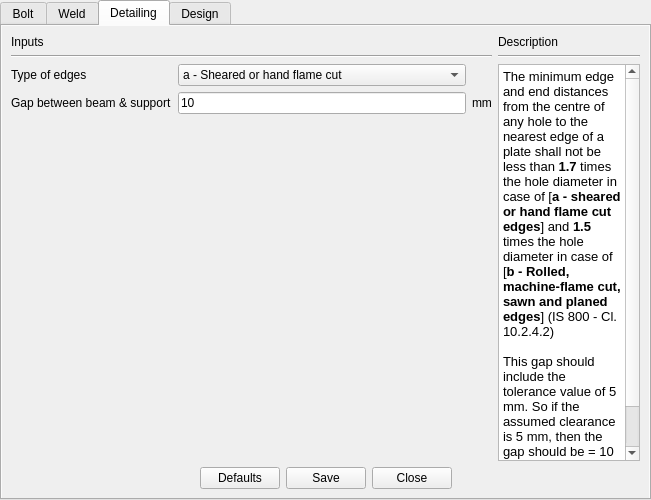
First picture: the form in Connections/Shear/Finplate/design_preferences.ui, repository GreatDevelopers/osdag-core, before the edit.
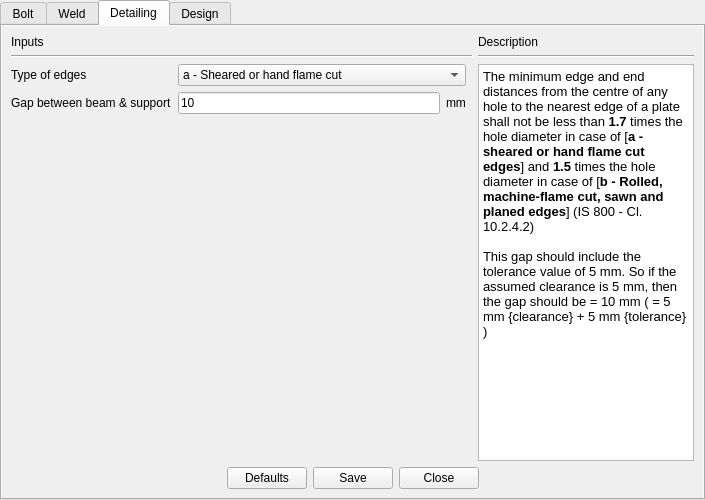
Second picture: the form after the edit. The open tabs and pages were chosen to show the change.

Commit message: Feat: Add design_preference ui file

```diff
--- a/Connections/Shear/Finplate/design_preferences.ui
+++ b/Connections/Shear/Finplate/design_preferences.ui
@@ -7,7 +7,7 @@
    <rect>
     <x>0</x>
     <y>0</y>
-    <width>651</width>
+    <width>705</width>
     <height>500</height>
    </rect>
   </property>
@@ -24,7 +24,13 @@
    <bool>true</bool>
   </property>
   <property name="currentIndex">
-   <number>0</number>
+   <number>2</number>
+  </property>
+  <property name="elideMode">
+   <enum>Qt::ElideNone</enum>
+  </property>
+  <property name="movable">
+   <bool>true</bool>
   </property>
   <widget class="QWidget" name="BoltTab">
    <property name="autoFillBackground">
@@ -502,53 +508,50 @@
    </attribute>
    <layout class="QGridLayout" name="gridLayout_16">
     <item row="0" column="0">
-     <widget class="QLabel" name="label_38">
-      <property name="text">
-       <string>Inputs</string>
-      </property>
-     </widget>
-    </item>
-    <item row="0" column="1" rowspan="4">
      <layout class="QGridLayout" name="gridLayout_9">
-      <item row="2" column="1">
-       <widget class="QTextBrowser" name="textBrowser_detailingDescription">
-        <property name="html">
-         <string>&lt;!DOCTYPE HTML PUBLIC &quot;-//W3C//DTD HTML 4.0//EN&quot; &quot;http://www.w3.org/TR/REC-html40/strict.dtd&quot;&gt;
-&lt;html&gt;&lt;head&gt;&lt;meta name=&quot;qrichtext&quot; content=&quot;1&quot; /&gt;&lt;style type=&quot;text/css&quot;&gt;
-p, li { white-space: pre-wrap; }
-&lt;/style&gt;&lt;/head&gt;&lt;body style=&quot; font-family:'Ubuntu'; font-size:11pt; font-weight:400; font-style:normal;&quot;&gt;
-&lt;p style=&quot; margin-top:0px; margin-bottom:0px; margin-left:0px; margin-right:0px; -qt-block-indent:0; text-indent:0px;&quot;&gt;&lt;span style=&quot; font-family:'Calibri'; font-size:10pt; vertical-align:middle;&quot;&gt;The minimum edge and end distances from the centre of any hole to the nearest edge of a plate shall not be less than &lt;/span&gt;&lt;span style=&quot; font-family:'Calibri'; font-size:10pt; font-weight:600; vertical-align:middle;&quot;&gt;1.7 &lt;/span&gt;&lt;span style=&quot; font-family:'Calibri'; font-size:10pt; vertical-align:middle;&quot;&gt;times the hole diameter in case of [&lt;/span&gt;&lt;span style=&quot; font-family:'Calibri'; font-size:10pt; font-weight:600; vertical-align:middle;&quot;&gt;a - sheared or hand flame cut edges&lt;/span&gt;&lt;span style=&quot; font-family:'Calibri'; font-size:10pt; vertical-align:middle;&quot;&gt;] and &lt;/span&gt;&lt;span style=&quot; font-family:'Calibri'; font-size:10pt; font-weight:600; vertical-align:middle;&quot;&gt;1.5 &lt;/span&gt;&lt;span style=&quot; font-family:'Calibri'; font-size:10pt; vertical-align:middle;&quot;&gt;times the hole diameter in case of [&lt;/span&gt;&lt;span style=&quot; font-family:'Calibri'; font-size:10pt; font-weight:600; vertical-align:middle;&quot;&gt;b - Rolled, machine-flame cut, sawn and planed edges&lt;/span&gt;&lt;span style=&quot; font-family:'Calibri'; font-size:10pt; vertical-align:middle;&quot;&gt;] (IS 800 - Cl. 10.2.4.2)&lt;/span&gt;&lt;/p&gt;
-&lt;p style=&quot;-qt-paragraph-type:empty; margin-top:0px; margin-bottom:0px; margin-left:0px; margin-right:0px; -qt-block-indent:0; text-indent:0px; font-family:'Calibri'; font-size:10pt; vertical-align:middle;&quot;&gt;&lt;br /&gt;&lt;/p&gt;
-&lt;p style=&quot; margin-top:0px; margin-bottom:0px; margin-left:0px; margin-right:0px; -qt-block-indent:0; text-indent:0px;&quot;&gt;&lt;span style=&quot; font-family:'Calibri'; font-size:10pt;&quot;&gt;This gap should include the tolerance value of 5 mm. So if the assumed clearance is 5 mm, then the gap should be = 10 mm ( = 5 mm {clearance} + 5 mm {tolerance} )&lt;/span&gt;&lt;/p&gt;&lt;/body&gt;&lt;/html&gt;</string>
+      <item row="0" column="0">
+       <widget class="QLabel" name="label_38">
+        <property name="text">
+         <string>Inputs</string>
         </property>
        </widget>
       </item>
-      <item row="1" column="1">
-       <widget class="Line" name="line_5">
+      <item row="1" column="0" colspan="4">
+       <widget class="Line" name="line_11">
         <property name="orientation">
          <enum>Qt::Horizontal</enum>
         </property>
        </widget>
       </item>
-      <item row="0" column="1">
-       <widget class="QLabel" name="label_12">
+      <item row="2" column="0">
+       <widget class="QLabel" name="label_39">
         <property name="text">
-         <string>Description</string>
+         <string>Type of edges</string>
         </property>
        </widget>
       </item>
-     </layout>
-    </item>
-    <item row="1" column="0">
-     <widget class="Line" name="line_11">
-      <property name="orientation">
-       <enum>Qt::Horizontal</enum>
-      </property>
-     </widget>
-    </item>
-    <item row="2" column="0">
-     <layout class="QGridLayout" name="gridLayout_15" columnstretch="0,12,0,0" columnminimumwidth="0,100,0,0">
-      <item row="1" column="1">
+      <item row="2" column="1" colspan="2">
+       <widget class="QComboBox" name="comboBox_detailingEdgeType">
+        <item>
+         <property name="text">
+          <string>a - Sheared or hand flame cut</string>
+         </property>
+        </item>
+        <item>
+         <property name="text">
+          <string>b - Rolled, machine-flame cut, sawn and planed</string>
+         </property>
+        </item>
+       </widget>
+      </item>
+      <item row="3" column="0">
+       <widget class="QLabel" name="label_29">
+        <property name="text">
+         <string>Gap between beam &amp; support</string>
+        </property>
+       </widget>
+      </item>
+      <item row="3" column="1">
        <widget class="QLineEdit" name="lineEdit_detailingGap">
         <property name="text">
          <string>10</string>
@@ -558,50 +561,15 @@
         </property>
        </widget>
       </item>
-      <item row="0" column="2">
-       <widget class="QLabel" name="label_40">
-        <property name="text">
-         <string/>
-        </property>
-       </widget>
-      </item>
-      <item row="1" column="2">
+      <item row="3" column="2">
        <widget class="QLabel" name="label_36">
         <property name="text">
          <string>mm</string>
         </property>
        </widget>
       </item>
-      <item row="1" column="0">
-       <widget class="QLabel" name="label_29">
-        <property name="text">
-         <string>Gap between beam &amp; support</string>
-        </property>
-       </widget>
-      </item>
-      <item row="0" column="0">
-       <widget class="QLabel" name="label_39">
-        <property name="text">
-         <string>Type of edges</string>
-        </property>
-       </widget>
-      </item>
-      <item row="0" column="1">
-       <widget class="QComboBox" name="comboBox_detailingEdgeType">
-        <item>
-         <property name="text">
-          <string>a - Sheared or hand flame cut</string>
-         </property>
-        </item>
-        <item>
-         <property name="text">
-          <string>b - Rolled, machine-flame cut, sawn and planed</string>
-         </property>
-        </item>
-       </widget>
-      </item>
-      <item row="1" column="3">
-       <spacer name="horizontalSpacer_16">
+      <item row="3" column="3">
+       <spacer name="horizontalSpacer_12">
         <property name="orientation">
          <enum>Qt::Horizontal</enum>
         </property>
@@ -615,7 +583,44 @@
       </item>
      </layout>
     </item>
-    <item row="3" column="0">
+    <item row="0" column="1" rowspan="2">
+     <layout class="QGridLayout" name="gridLayout_10">
+      <item row="1" column="0">
+       <widget class="Line" name="line_5">
+        <property name="orientation">
+         <enum>Qt::Horizontal</enum>
+        </property>
+       </widget>
+      </item>
+      <item row="0" column="0">
+       <widget class="QLabel" name="label_12">
+        <property name="text">
+         <string>Description</string>
+        </property>
+       </widget>
+      </item>
+      <item row="2" column="0">
+       <widget class="QTextBrowser" name="textBrowser_detailingDescription">
+        <property name="minimumSize">
+         <size>
+          <width>210</width>
+          <height>0</height>
+         </size>
+        </property>
+        <property name="html">
+         <string>&lt;!DOCTYPE HTML PUBLIC &quot;-//W3C//DTD HTML 4.0//EN&quot; &quot;http://www.w3.org/TR/REC-html40/strict.dtd&quot;&gt;
+&lt;html&gt;&lt;head&gt;&lt;meta name=&quot;qrichtext&quot; content=&quot;1&quot; /&gt;&lt;style type=&quot;text/css&quot;&gt;
+p, li { white-space: pre-wrap; }
+&lt;/style&gt;&lt;/head&gt;&lt;body style=&quot; font-family:'Ubuntu'; font-size:11pt; font-weight:400; font-style:normal;&quot;&gt;
+&lt;p style=&quot; margin-top:0px; margin-bottom:0px; margin-left:0px; margin-right:0px; -qt-block-indent:0; text-indent:0px;&quot;&gt;&lt;span style=&quot; font-family:'Calibri'; font-size:10pt; vertical-align:middle;&quot;&gt;The minimum edge and end distances from the centre of any hole to the nearest edge of a plate shall not be less than &lt;/span&gt;&lt;span style=&quot; font-family:'Calibri'; font-size:10pt; font-weight:600; vertical-align:middle;&quot;&gt;1.7 &lt;/span&gt;&lt;span style=&quot; font-family:'Calibri'; font-size:10pt; vertical-align:middle;&quot;&gt;times the hole diameter in case of [&lt;/span&gt;&lt;span style=&quot; font-family:'Calibri'; font-size:10pt; font-weight:600; vertical-align:middle;&quot;&gt;a - sheared or hand flame cut edges&lt;/span&gt;&lt;span style=&quot; font-family:'Calibri'; font-size:10pt; vertical-align:middle;&quot;&gt;] and &lt;/span&gt;&lt;span style=&quot; font-family:'Calibri'; font-size:10pt; font-weight:600; vertical-align:middle;&quot;&gt;1.5 &lt;/span&gt;&lt;span style=&quot; font-family:'Calibri'; font-size:10pt; vertical-align:middle;&quot;&gt;times the hole diameter in case of [&lt;/span&gt;&lt;span style=&quot; font-family:'Calibri'; font-size:10pt; font-weight:600; vertical-align:middle;&quot;&gt;b - Rolled, machine-flame cut, sawn and planed edges&lt;/span&gt;&lt;span style=&quot; font-family:'Calibri'; font-size:10pt; vertical-align:middle;&quot;&gt;] (IS 800 - Cl. 10.2.4.2)&lt;/span&gt;&lt;/p&gt;
+&lt;p style=&quot;-qt-paragraph-type:empty; margin-top:0px; margin-bottom:0px; margin-left:0px; margin-right:0px; -qt-block-indent:0; text-indent:0px; font-family:'Calibri'; font-size:10pt; vertical-align:middle;&quot;&gt;&lt;br /&gt;&lt;/p&gt;
+&lt;p style=&quot; margin-top:0px; margin-bottom:0px; margin-left:0px; margin-right:0px; -qt-block-indent:0; text-indent:0px;&quot;&gt;&lt;span style=&quot; font-family:'Calibri'; font-size:10pt;&quot;&gt;This gap should include the tolerance value of 5 mm. So if the assumed clearance is 5 mm, then the gap should be = 10 mm ( = 5 mm {clearance} + 5 mm {tolerance} )&lt;/span&gt;&lt;/p&gt;&lt;/body&gt;&lt;/html&gt;</string>
+        </property>
+       </widget>
+      </item>
+     </layout>
+    </item>
+    <item row="1" column="0">
      <spacer name="verticalSpacer_3">
       <property name="orientation">
        <enum>Qt::Vertical</enum>
@@ -623,12 +628,12 @@
       <property name="sizeHint" stdset="0">
        <size>
         <width>20</width>
-        <height>340</height>
+        <height>311</height>
        </size>
       </property>
      </spacer>
     </item>
-    <item row="4" column="0" colspan="2">
+    <item row="2" column="0" colspan="2">
      <layout class="QHBoxLayout" name="horizontalLayout_2">
       <item>
        <spacer name="horizontalSpacer_5">
@@ -680,6 +685,28 @@
      </layout>
     </item>
    </layout>
+   <widget class="QLabel" name="label_40">
+    <property name="geometry">
+     <rect>
+      <x>638</x>
+      <y>59</y>
+      <width>16</width>
+      <height>17</height>
+     </rect>
+    </property>
+    <property name="text">
+     <string/>
+    </property>
+   </widget>
+   <zorder>label_12</zorder>
+   <zorder>line_5</zorder>
+   <zorder>textBrowser_detailingDescription</zorder>
+   <zorder>label_39</zorder>
+   <zorder>comboBox_detailingEdgeType</zorder>
+   <zorder>label_29</zorder>
+   <zorder>lineEdit_detailingGap</zorder>
+   <zorder>label_36</zorder>
+   <zorder>layoutWidget</zorder>
    <zorder>line_11</zorder>
    <zorder>label_38</zorder>
    <zorder>verticalSpacer_3</zorder>
```
Left out of the diff: 5 changed lines with no effect on the pictures. The commit also changes 3 other files.
